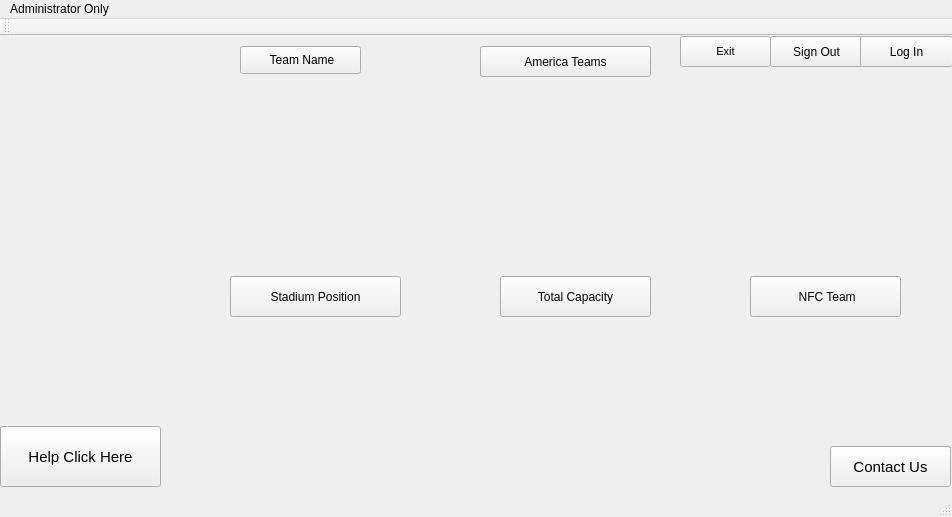
First picture: the form in mainwindow.ui, repository Ling2251/CS1C-NFL_Porject, before the edit.
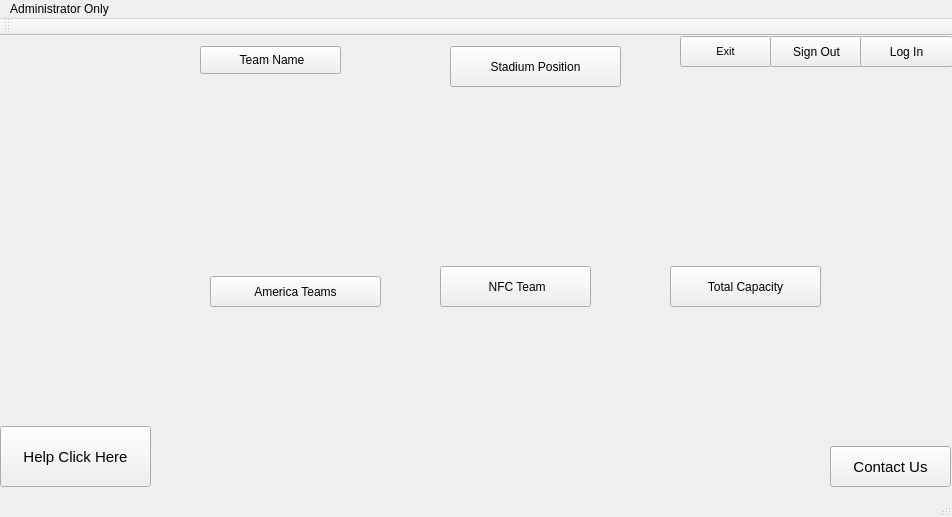
Second picture: the form after the edit. Icons and pictures are not drawn.

Diff of the .ui file:
```diff
--- a/mainwindow.ui
+++ b/mainwindow.ui
@@ -55,7 +55,7 @@
      <rect>
       <x>0</x>
       <y>390</y>
-      <width>161</width>
+      <width>151</width>
       <height>61</height>
      </rect>
     </property>
@@ -153,10 +153,7 @@
    <widget class="QPushButton" name="TeamName">
     <property name="geometry">
      <rect>
-      <x>240</x>
-      <y>10</y>
-      <width>121</width>
-      <x>230</x>
+      <x>200</x>
       <y>10</y>
       <width>141</width>
       <height>28</height>
@@ -169,8 +166,8 @@
    <widget class="QPushButton" name="Americateam">
     <property name="geometry">
      <rect>
-      <x>480</x>
-      <y>10</y>
+      <x>210</x>
+      <y>240</y>
       <width>171</width>
       <height>31</height>
      </rect>
@@ -182,8 +179,8 @@
    <widget class="QPushButton" name="Stadiumposition">
     <property name="geometry">
      <rect>
-      <x>230</x>
-      <y>240</y>
+      <x>450</x>
+      <y>10</y>
       <width>171</width>
       <height>41</height>
      </rect>
@@ -195,8 +192,8 @@
    <widget class="QPushButton" name="TotalCapacity">
     <property name="geometry">
      <rect>
-      <x>500</x>
-      <y>240</y>
+      <x>670</x>
+      <y>230</y>
       <width>151</width>
       <height>41</height>
      </rect>
@@ -208,8 +205,8 @@
    <widget class="QPushButton" name="CapacityList">
     <property name="geometry">
      <rect>
-      <x>750</x>
-      <y>240</y>
+      <x>440</x>
+      <y>230</y>
       <width>151</width>
       <height>41</height>
      </rect>
@@ -221,7 +218,7 @@
    <widget class="QLabel" name="label_7">
     <property name="geometry">
      <rect>
-      <x>470</x>
+      <x>430</x>
       <y>50</y>
       <width>201</width>
       <height>171</height>
@@ -240,13 +237,61 @@
    <widget class="QLabel" name="label_3">
     <property name="geometry">
      <rect>
-      <x>190</x>
+      <x>150</x>
       <y>40</y>
-      <width>231</width>
-      <height>161</height>
+      <width>261</width>
+      <height>181</height>
      </rect>
     </property>
     <property name="text">
+     <string>&lt;html&gt;&lt;head/&gt;&lt;body&gt;&lt;p&gt;&lt;img src=&quot;:/Images/Team logos.jpg&quot;/&gt;&lt;/p&gt;&lt;/body&gt;&lt;/html&gt;</string>
+    </property>
+    <property name="scaledContents">
+     <bool>true</bool>
+    </property>
+   </widget>
+   <widget class="QLabel" name="label_8">
+    <property name="geometry">
+     <rect>
+      <x>430</x>
+      <y>60</y>
+      <width>251</width>
+      <height>151</height>
+     </rect>
+    </property>
+    <property name="text">
+     <string>&lt;html&gt;&lt;head/&gt;&lt;body&gt;&lt;p&gt;&lt;img src=&quot;:/Images/Stadium.jpg&quot;/&gt;&lt;/p&gt;&lt;/body&gt;&lt;/html&gt;</string>
+    </property>
+    <property name="scaledContents">
+     <bool>true</bool>
+    </property>
+   </widget>
+   <widget class="QLabel" name="label_10">
+    <property name="geometry">
+     <rect>
+      <x>220</x>
+      <y>270</y>
+      <width>371</width>
+      <height>151</height>
+     </rect>
+    </property>
+    <property name="text">
+     <string>&lt;html&gt;&lt;head/&gt;&lt;body&gt;&lt;p&gt;&lt;img src=&quot;:/Images/images.jpg&quot;/&gt;&lt;/p&gt;&lt;/body&gt;&lt;/html&gt;</string>
+    </property>
+    <property name="scaledContents">
+     <bool>true</bool>
+    </property>
+   </widget>
+   <widget class="QLabel" name="label_11">
+    <property name="geometry">
+     <rect>
+      <x>640</x>
+      <y>290</y>
+      <width>181</width>
+      <height>141</height>
+     </rect>
+    </property>
+    <property name="text">
      <string/>
     </property>
     <property name="pixmap">
```
Left out of the diff: 75 changed lines with no effect on the pictures.
